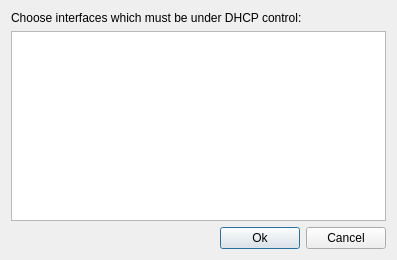
Qt form src/forms/dhcpclientproperty.ui (Vortm4x/netemul) before a commit.
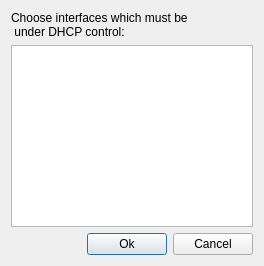
The same form after that commit. Icons and pictures are not drawn.

The edit to the form file:
```diff
--- a/src/forms/dhcpclientproperty.ui
+++ b/src/forms/dhcpclientproperty.ui
@@ -6,8 +6,8 @@
    <rect>
     <x>0</x>
     <y>0</y>
-    <width>397</width>
-    <height>260</height>
+    <width>264</width>
+    <height>266</height>
    </rect>
   </property>
   <property name="windowTitle">
@@ -17,7 +17,8 @@
    <item>
     <widget class="QLabel" name="label">
      <property name="text">
-      <string>Choose interfaces which must be under DHCP control: </string>
+      <string>Choose interfaces which must be
+ under DHCP control: </string>
      </property>
     </widget>
    </item>
```
Left out of the diff: 21 changed lines with no effect on the pictures.
